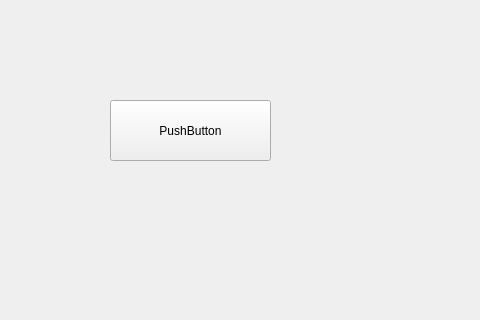
Before: the Qt Designer form MainWindow.ui in realjingli/TestDump, drawn with Qt 5; both pictures show x 0 to 480 and y 0 to 320 of the 800 by 600 pixel window.
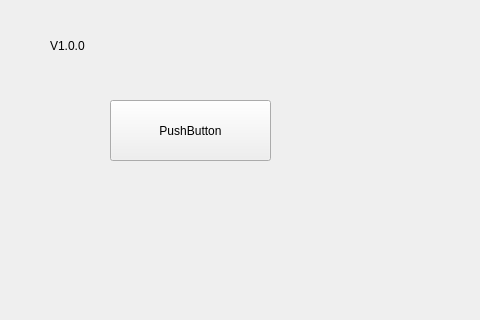
After: the same form once the commit is applied.

Commit message: 更新v1.0.0文字信息

Patch:
```diff
--- a/MainWindow.ui
+++ b/MainWindow.ui
@@ -53,6 +53,19 @@
      <string>TextLabel</string>
     </property>
    </widget>
+   <widget class="QLabel" name="label_2">
+    <property name="geometry">
+     <rect>
+      <x>50</x>
+      <y>20</y>
+      <width>191</width>
+      <height>51</height>
+     </rect>
+    </property>
+    <property name="text">
+     <string>V1.0.0</string>
+    </property>
+   </widget>
   </widget>
  </widget>
  <resources/>
```
The commit also changes 2 other files.
